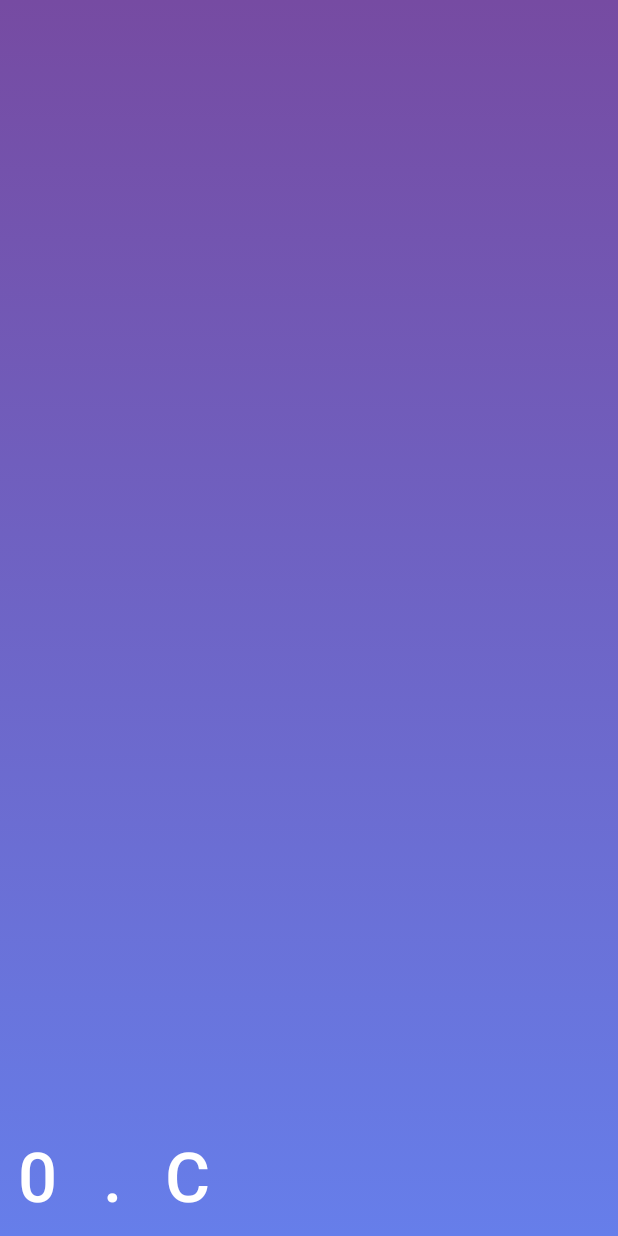
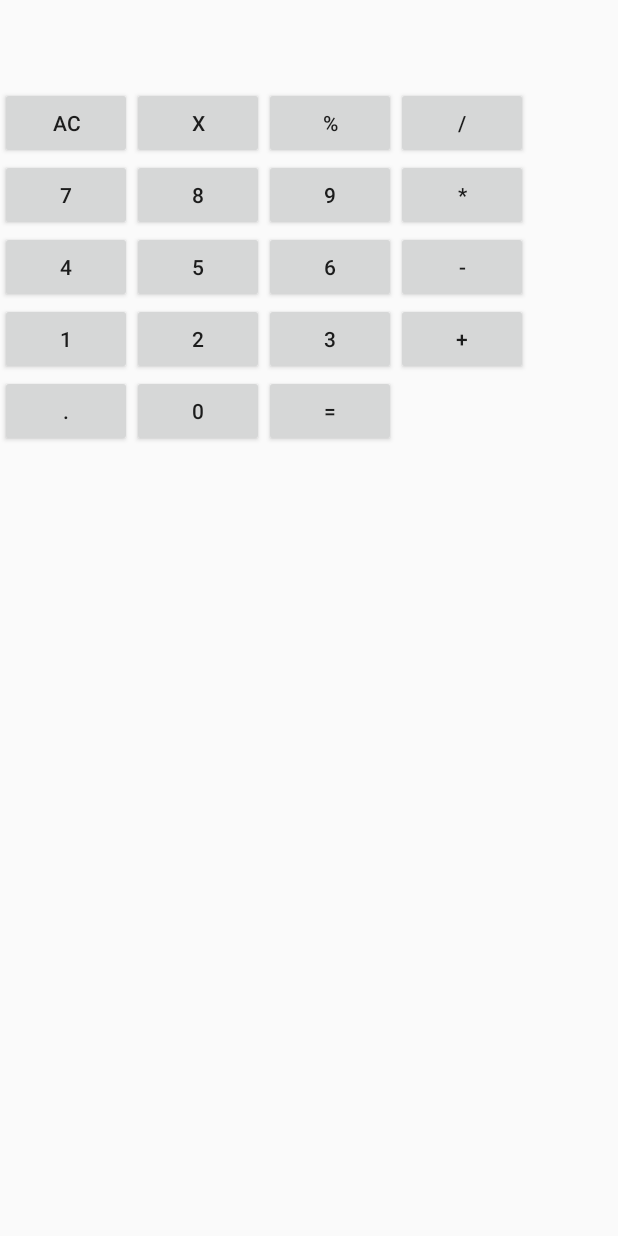
Before and after one commit to SergeyKhizhnyak/Android, an Android app: the screen it shows after launch (CalculatorMainActivity), on a phone screen of 412 x 824 dp. Run offline under Robolectric (Android 15) with nearby library versions, the phone set to English and light mode, and no system bars.

Commit message:
Create simple interface

```diff
--- a/calculator/src/main/res/drawable/gradient_background.xml
+++ /dev/null
@@ -1,11 +0,0 @@
-<?xml version="1.0" encoding="utf-8"?>
-<selector xmlns:android="http://schemas.android.com/apk/res/android">
-    <item>
-        <shape>
-            <gradient
-                android:startColor="@color/cornflower_blue"
-                android:endColor="@color/affair"
-                android:angle="90" />
-        </shape>
-    </item>
-</selector>
--- a/calculator/src/main/res/layout/activity_calculator_main.xml
+++ b/calculator/src/main/res/layout/activity_calculator_main.xml
@@ -1,40 +1,165 @@
 <?xml version="1.0" encoding="utf-8"?>
-<androidx.constraintlayout.widget.ConstraintLayout xmlns:android="http://schemas.android.com/apk/res/android"
-    xmlns:app="http://schemas.android.com/apk/res-auto"
-    xmlns:tools="http://schemas.android.com/tools"
+<LinearLayout xmlns:android="http://schemas.android.com/apk/res/android"
     android:layout_width="match_parent"
     android:layout_height="match_parent"
-    android:background="@drawable/gradient_background"
-    tools:context=".CalculatorMainActivity">
+    android:orientation="vertical">
 
-    <Button
-        android:id="@+id/button_zero"
-        style="@style/NumberButton"
-        android:layout_width="@dimen/button_layout_width"
+    <TextView
+        android:id="@+id/text_view_calculation_story_field"
+        android:layout_width="match_parent"
+        android:layout_height="wrap_content" />
+
+    <TextView
+        android:id="@+id/text_view_calculation_field"
+        android:layout_width="match_parent"
+        android:layout_height="wrap_content" />
+
+    <TextView
+        android:id="@+id/text_view_result_field"
+        android:layout_width="match_parent"
+        android:layout_height="wrap_content" />
+
+    <LinearLayout
+        android:layout_width="match_parent"
         android:layout_height="wrap_content"
-        android:layout_marginBottom="@dimen/margin_border"
-        android:text="@string/button_label_zero"
-        app:layout_constraintBottom_toBottomOf="parent"
-        app:layout_constraintStart_toStartOf="parent" />
+        android:orientation="horizontal">
 
-    <Button
-        android:id="@+id/button_dot"
-        style="@style/NumberButton"
-        android:layout_width="@dimen/button_layout_width"
+        <Button
+            android:id="@+id/button_clear"
+            android:layout_width="wrap_content"
+            android:layout_height="wrap_content"
+            android:text="@string/button_label_clear_state1" />
+
+        <Button
+            android:id="@+id/button_delete"
+            android:layout_width="wrap_content"
+            android:layout_height="wrap_content"
+            android:text="@string/button_label_delete" />
+
+        <Button
+            android:id="@+id/button_percent"
+            android:layout_width="wrap_content"
+            android:layout_height="wrap_content"
+            android:text="@string/button_label_percent" />
+
+        <Button
+            android:id="@+id/button_divide"
+            android:layout_width="wrap_content"
+            android:layout_height="wrap_content"
+            android:text="@string/button_label_divide" />
+    </LinearLayout>
+
+    <LinearLayout
+        android:layout_width="match_parent"
         android:layout_height="wrap_content"
-        android:layout_marginBottom="@dimen/margin_border"
-        android:text="@string/button_label_dot"
-        app:layout_constraintBottom_toBottomOf="parent"
-        app:layout_constraintStart_toEndOf="@+id/button_zero" />
+        android:orientation="horizontal">
 
-    <Button
-        android:id="@+id/button_clear"
-        style="@style/NumberButton"
-        android:layout_width="@dimen/button_layout_width"
+        <Button
+            android:id="@+id/button_seven"
+            android:layout_width="wrap_content"
+            android:layout_height="wrap_content"
+            android:text="@string/button_label_seven" />
+
+        <Button
+            android:id="@+id/button_eight"
+            android:layout_width="wrap_content"
+            android:layout_height="wrap_content"
+            android:text="@string/button_label_eight" />
+
+        <Button
+            android:id="@+id/button_nine"
+            android:layout_width="wrap_content"
+            android:layout_height="wrap_content"
+            android:text="@string/button_label_nine" />
+
+        <Button
+            android:id="@+id/button_multiply"
+            android:layout_width="wrap_content"
+            android:layout_height="wrap_content"
+            android:text="@string/button_label_multiply" />
+    </LinearLayout>
+
+    <LinearLayout
+        android:layout_width="match_parent"
         android:layout_height="wrap_content"
-        android:layout_marginBottom="@dimen/margin_border"
-        android:text="@string/button_label_clear"
-        app:layout_constraintBottom_toBottomOf="parent"
-        app:layout_constraintStart_toEndOf="@+id/button_dot" />
+        android:orientation="horizontal">
 
-</androidx.constraintlayout.widget.ConstraintLayout>
+        <Button
+            android:id="@+id/button_four"
+            android:layout_width="wrap_content"
+            android:layout_height="wrap_content"
+            android:text="@string/button_label_four" />
+
+        <Button
+            android:id="@+id/button_five"
+            android:layout_width="wrap_content"
+            android:layout_height="wrap_content"
+            android:text="@string/button_label_five" />
+
+        <Button
+            android:id="@+id/button_six"
+            android:layout_width="wrap_content"
+            android:layout_height="wrap_content"
+            android:text="@string/button_label_six" />
+
+        <Button
+            android:id="@+id/button_minus"
+            android:layout_width="wrap_content"
+            android:layout_height="wrap_content"
+            android:text="@string/button_label_minus" />
+    </LinearLayout>
+
+    <LinearLayout
+        android:layout_width="match_parent"
+        android:layout_height="wrap_content"
+        android:orientation="horizontal">
+
+        <Button
+            android:id="@+id/button_one"
+            android:layout_width="wrap_content"
+            android:layout_height="wrap_content"
+            android:text="@string/button_label_one" />
+
+        <Button
+            android:id="@+id/button_two"
+            android:layout_width="wrap_content"
+            android:layout_height="wrap_content"
+            android:text="@string/button_label_two" />
+
+        <Button
+            android:id="@+id/button_three"
+            android:layout_width="wrap_content"
+            android:layout_height="wrap_content"
+            android:text="@string/button_label_three" />
+
+        <Button
+            android:id="@+id/button_plus"
+            android:layout_width="wrap_content"
+            android:layout_height="wrap_content"
+            android:text="@string/button_label_plus" />
+    </LinearLayout>
+
+    <LinearLayout
+        android:layout_width="match_parent"
+        android:layout_height="wrap_content"
+        android:orientation="horizontal">
+
+        <Button
+            android:id="@+id/button_dot"
+            android:layout_width="wrap_content"
+            android:layout_height="wrap_content"
+            android:text="@string/button_label_dot" />
+
+        <Button
+            android:id="@+id/button_zero"
+            android:layout_width="wrap_content"
+            android:layout_height="wrap_content"
+            android:text="@string/button_label_zero" />
+
+        <Button
+            android:id="@+id/button_equals"
+            android:layout_width="wrap_content"
+            android:layout_height="wrap_content"
+            android:text="@string/button_label_equals" />
+    </LinearLayout>
+</LinearLayout>
--- a/calculator/src/main/res/values/strings.xml
+++ b/calculator/src/main/res/values/strings.xml
@@ -11,5 +11,13 @@
     <string name="button_label_eight">8</string>
     <string name="button_label_nine">9</string>
     <string name="button_label_dot">.</string>
-    <string name="button_label_clear">C</string>
+    <string name="button_label_clear_state1">AC</string>
+    <string name="button_label_clear_state2">C</string>
+    <string name="button_label_delete">X</string>
+    <string name="button_label_percent">%</string>
+    <string name="button_label_plus">+</string>
+    <string name="button_label_minus">-</string>
+    <string name="button_label_multiply">*</string>
+    <string name="button_label_divide">/</string>
+    <string name="button_label_equals">=</string>
 </resources>
```
